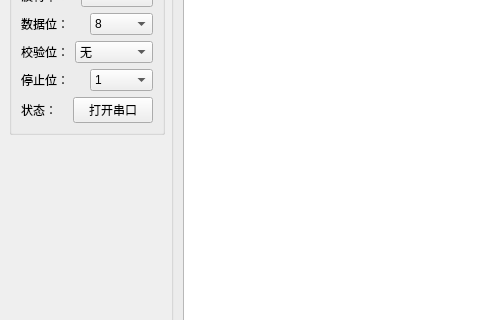
First picture: the form in gui.ui, repository TjfCCC123/ComMonitor, before the edit; both pictures show x 0 to 480 and y 81 to 401 of the 1161 by 728 pixel window.
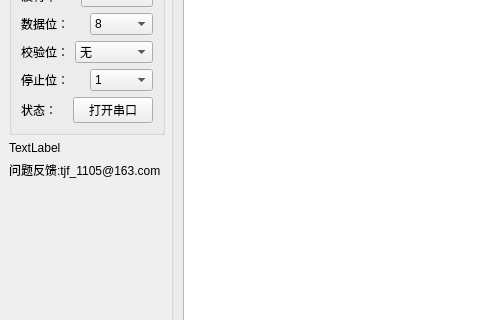
Second picture: the form after the edit.

```diff
--- a/gui.ui
+++ b/gui.ui
@@ -2,6 +2,9 @@
 <ui version="4.0">
  <class>MainWindow</class>
  <widget class="QMainWindow" name="MainWindow">
+  <property name="enabled">
+   <bool>true</bool>
+  </property>
   <property name="geometry">
    <rect>
     <x>0</x>
@@ -13,6 +16,9 @@
   <property name="windowTitle">
    <string>ComMonitor</string>
   </property>
+  <property name="styleSheet">
+   <string notr="true"/>
+  </property>
   <widget class="QWidget" name="centralwidget">
    <layout class="QVBoxLayout" name="verticalLayout_3">
     <item>
@@ -251,6 +257,20 @@
             </layout>
            </widget>
           </item>
+          <item>
+           <widget class="QLabel" name="label_git">
+            <property name="text">
+             <string>TextLabel</string>
+            </property>
+           </widget>
+          </item>
+          <item>
+           <widget class="QLabel" name="label">
+            <property name="text">
+             <string>问题反馈:tjf_1105@163.com</string>
+            </property>
+           </widget>
+          </item>
           <item>
            <spacer name="verticalSpacer">
             <property name="orientation">
```
Left out of the diff: 3 changed lines with no effect on the pictures.
